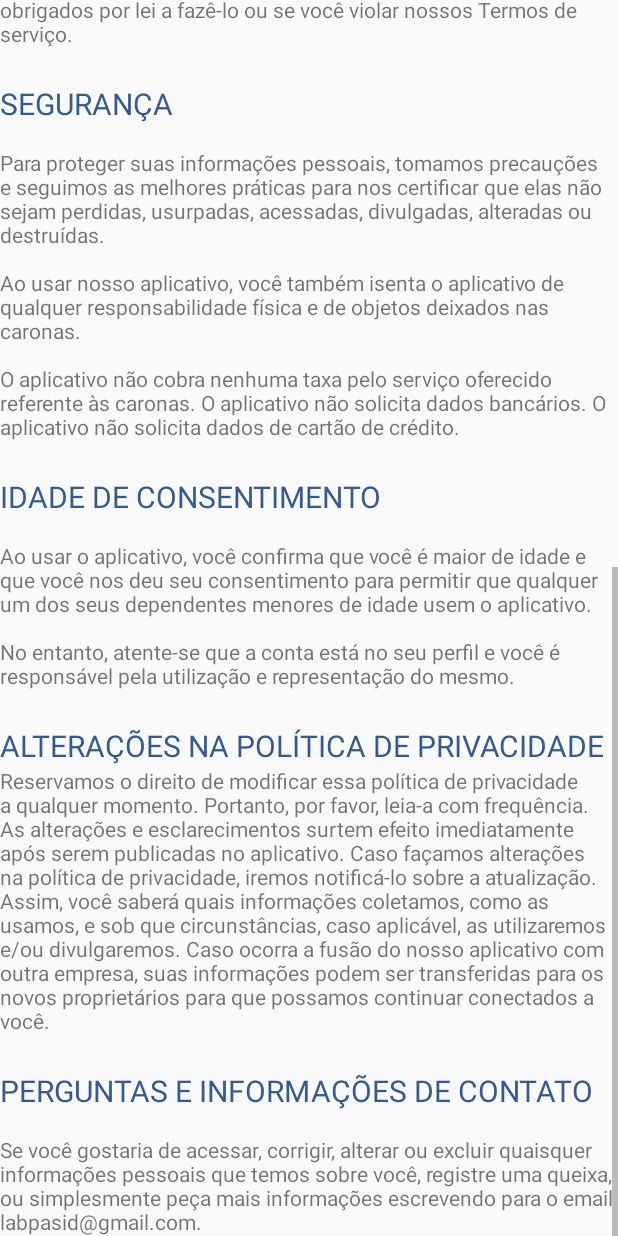
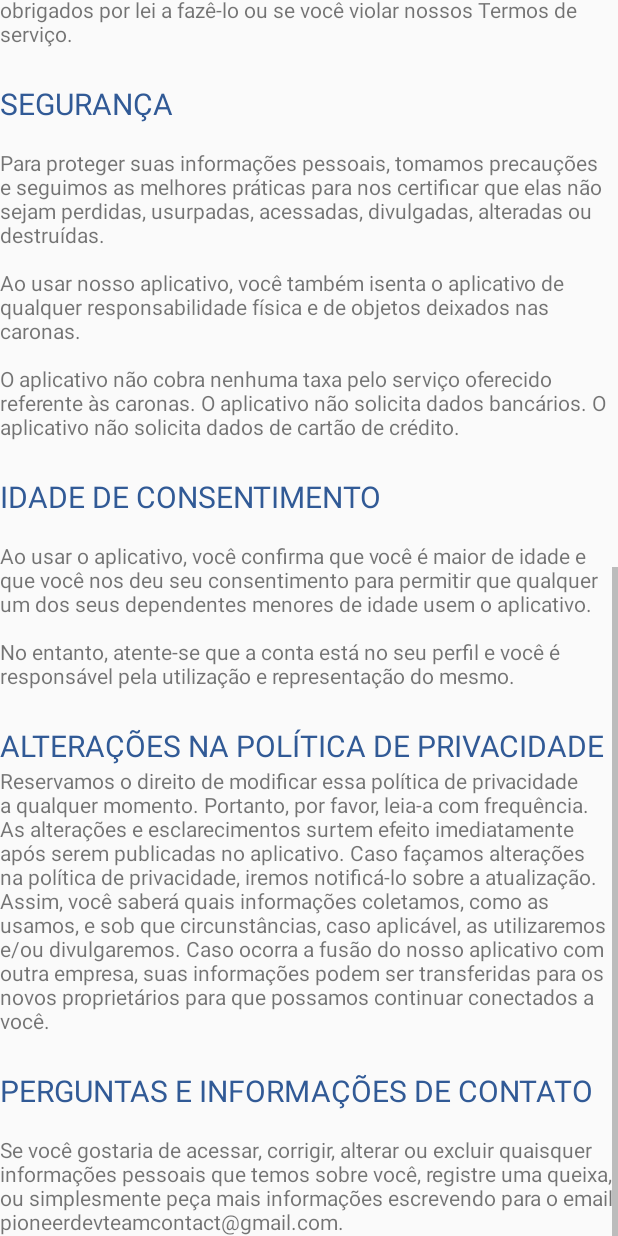
Before and after one commit to PSilva25/Kroninha_Plus, an Android app: the layout popup_politica.xml on its own in the app's theme, with its tools: preview values and no code run, scrolled down 698 dp, on a phone screen of 412 x 824 dp. Run offline under Robolectric (Android 15) with nearby library versions, the phone set to English and light mode, and no system bars.

Commit message:
Update popup_politica.xml

```diff
--- a/app/src/main/res/layout/popup_politica.xml
+++ b/app/src/main/res/layout/popup_politica.xml
@@ -108,7 +108,7 @@
         <TextView
             android:layout_width="wrap_content"
             android:layout_height="wrap_content"
-            android:text="\nSe você gostaria de acessar, corrigir, alterar ou excluir quaisquer informações pessoais que temos sobre você, registre uma queixa, ou simplesmente peça mais informações escrevendo para o email labpasid@gmail.com." />
+            android:text="\nSe você gostaria de acessar, corrigir, alterar ou excluir quaisquer informações pessoais que temos sobre você, registre uma queixa, ou simplesmente peça mais informações escrevendo para o email pioneerdevteamcontact@gmail.com." />
 
 
     </LinearLayout>
```
